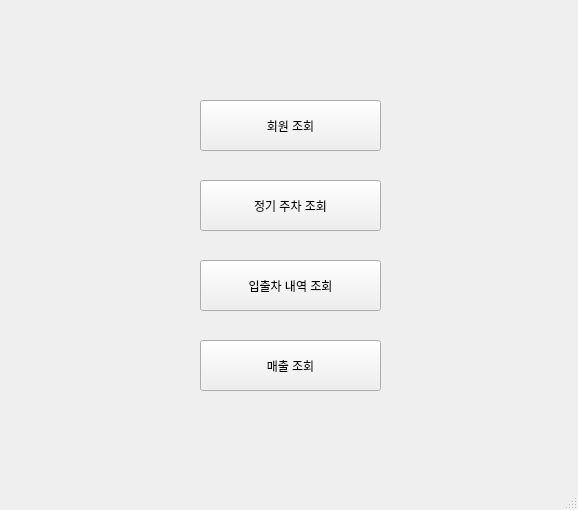
Before: the Qt Designer form mainwindow.ui in mssung34/ALPR, drawn with Qt 5.
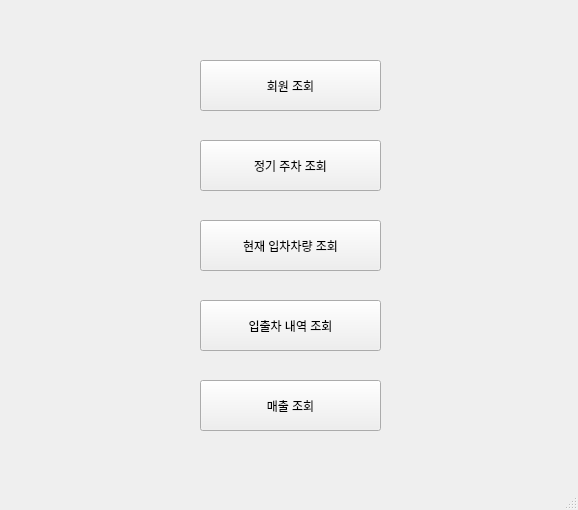
After: the same form once the commit is applied.

```diff
--- a/mainwindow.ui
+++ b/mainwindow.ui
@@ -18,11 +18,14 @@
     <property name="geometry">
      <rect>
       <x>200</x>
-      <y>100</y>
+      <y>60</y>
       <width>181</width>
       <height>51</height>
      </rect>
     </property>
+    <property name="styleSheet">
+     <string notr="true"/>
+    </property>
     <property name="text">
      <string>회원 조회</string>
     </property>
@@ -31,7 +34,7 @@
     <property name="geometry">
      <rect>
       <x>200</x>
-      <y>260</y>
+      <y>300</y>
       <width>181</width>
       <height>51</height>
      </rect>
@@ -44,7 +47,7 @@
     <property name="geometry">
      <rect>
       <x>200</x>
-      <y>340</y>
+      <y>380</y>
       <width>181</width>
       <height>51</height>
      </rect>
@@ -57,7 +60,7 @@
     <property name="geometry">
      <rect>
       <x>200</x>
-      <y>180</y>
+      <y>140</y>
       <width>181</width>
       <height>51</height>
      </rect>
@@ -66,6 +69,19 @@
      <string>정기 주차 조회</string>
     </property>
    </widget>
+   <widget class="QPushButton" name="current_check">
+    <property name="geometry">
+     <rect>
+      <x>200</x>
+      <y>220</y>
+      <width>181</width>
+      <height>51</height>
+     </rect>
+    </property>
+    <property name="text">
+     <string>현재 입차차량 조회</string>
+    </property>
+   </widget>
   </widget>
   <widget class="QMenuBar" name="menubar">
    <property name="geometry">
```
